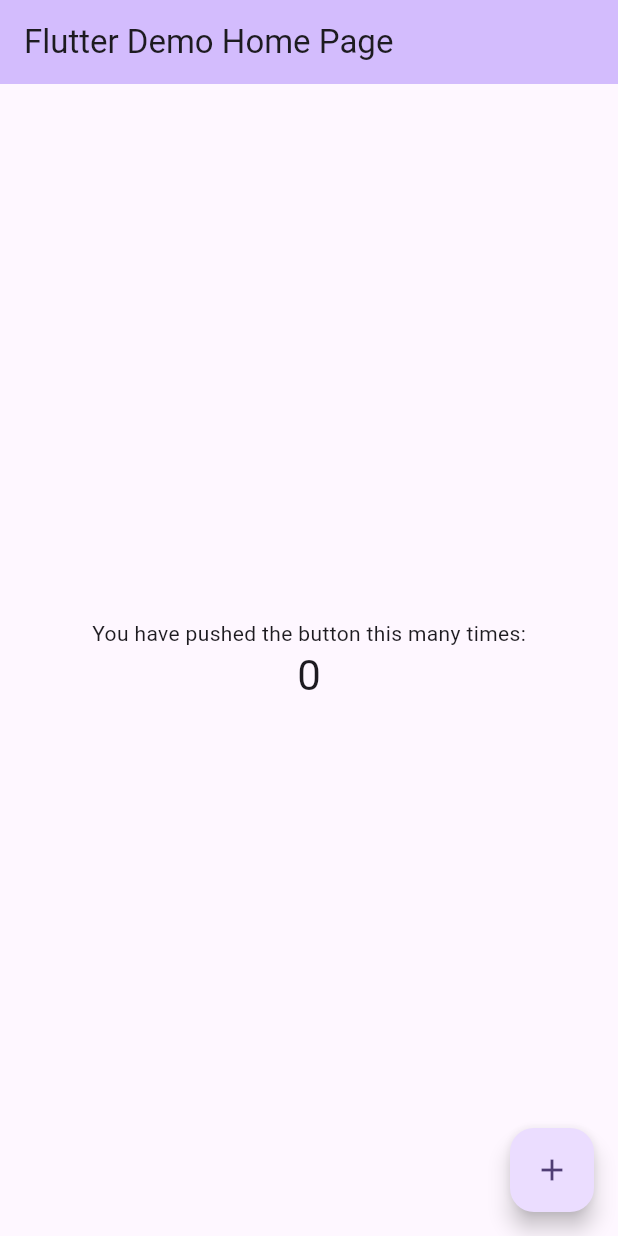
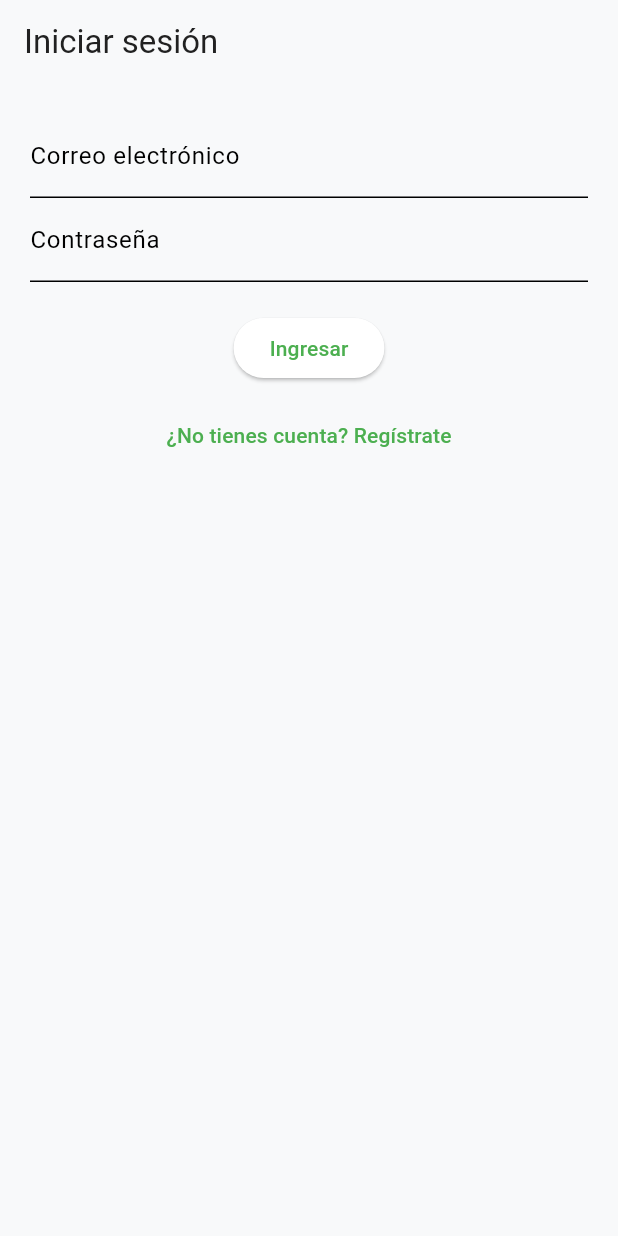
Before and after one commit to Valery-Rosero/Flutter-login, a Flutter app: the screen it shows after launch, on a phone screen of 412 x 824 dp. Run offline on Flutter 3.47's test engine with Material 3 defaults, Android fonts, the phone set to English and light mode, and no system bars; our stand-ins replace fl_chart, get, hive, hive_flutter, supabase_flutter; accounts and stored records are empty.

Commit message:
subete, subete

```diff
--- /dev/null
+++ b/lib/core/constants/app_colors.dart
@@ -0,0 +1,8 @@
+import 'package:flutter/material.dart';
+
+class AppColors {
+  static const Color background = Color(0xFFF8F9FA);
+  static const Color income = Color(0xFF4CAF50);
+  static const Color expense = Color(0xFFF44336);
+  static const Color text = Color(0xFF212121);
+}
--- /dev/null
+++ b/lib/core/theme/app_theme.dart
@@ -0,0 +1,18 @@
+import 'package:flutter/material.dart';
+import '../constants/app_colors.dart';
+
+class AppTheme {
+  static final lightTheme = ThemeData(
+    useMaterial3: true,
+    scaffoldBackgroundColor: AppColors.background,
+    colorScheme: ColorScheme.light(
+      primary: AppColors.income,
+      secondary: AppColors.expense,
+    ),
+    appBarTheme: const AppBarTheme(
+      elevation: 0,
+      backgroundColor: Colors.transparent,
+      foregroundColor: AppColors.text,
+    ),
+  );
+}
--- a/lib/main.dart
+++ b/lib/main.dart
@@ -1,122 +1,41 @@
 import 'package:flutter/material.dart';
+import 'package:get/get.dart';
+import 'package:supabase_flutter/supabase_flutter.dart';
 
-void main() {
-  runApp(const MyApp());
+import 'core/config/supabase_config.dart';
+import 'data/local_storage/hive_config.dart';
+import 'core/theme/app_theme.dart';
+import 'presentation/pages/login_page.dart';
+import 'presentation/pages/home_page.dart';
+import 'presentation/pages/register_page.dart';
+
+void main() async {
+  WidgetsFlutterBinding.ensureInitialized();
+  await SupabaseConfig.init();
+  await HiveConfig.init();
+
+  final session = Supabase.instance.client.auth.currentSession;
+
+  runApp(ExpenseApp(initialPage: session == null ? const LoginPage() : const HomePage()));
 }
 
-class MyApp extends StatelessWidget {
-  const MyApp({super.key});
+class ExpenseApp extends StatelessWidget {
+  final Widget initialPage;
 
-  // This widget is the root of your application.
+  const ExpenseApp({super.key, required this.initialPage});
+
   @override
   Widget build(BuildContext context) {
-    return MaterialApp(
-      title: 'Flutter Demo',
-      theme: ThemeData(
-        // This is the theme of your application.
-        //
-        // TRY THIS: Try running your application with "flutter run". You'll see
-        // the application has a purple toolbar. Then, without quitting the app,
-        // try changing the seedColor in the colorScheme below to Colors.green
-        // and then invoke "hot reload" (save your changes or press the "hot
-        // reload" button in a Flutter-supported IDE, or press "r" if you used
-        // the command line to start the app).
-        //
-        // Notice that the counter didn't reset back to zero; the application
-        // state is not lost during the reload. To reset the state, use hot
-        // restart instead.
-        //
-        // This works for code too, not just values: Most code changes can be
-        // tested with just a hot reload.
-        colorScheme: ColorScheme.fromSeed(seedColor: Colors.deepPurple),
-      ),
-      home: const MyHomePage(title: 'Flutter Demo Home Page'),
+    return GetMaterialApp(
+      title: 'Expense Tracker',
+      theme: AppTheme.lightTheme,
+      debugShowCheckedModeBanner: false,
+      home: initialPage,
+      getPages: [
+        GetPage(name: '/login', page: () => const LoginPage()),
+        GetPage(name: '/register', page: () => const RegisterPage()),
+        GetPage(name: '/home', page: () => const HomePage()),
+      ],
     );
   }
 }
-
-class MyHomePage extends StatefulWidget {
-  const MyHomePage({super.key, required this.title});
-
-  // This widget is the home page of your application. It is stateful, meaning
-  // that it has a State object (defined below) that contains fields that affect
-  // how it looks.
-
-  // This class is the configuration for the state. It holds the values (in this
-  // case the title) provided by the parent (in this case the App widget) and
-  // used by the build method of the State. Fields in a Widget subclass are
-  // always marked "final".
-
-  final String title;
-
-  @override
-  State<MyHomePage> createState() => _MyHomePageState();
-}
-
-class _MyHomePageState extends State<MyHomePage> {
-  int _counter = 0;
-
-  void _incrementCounter() {
-    setState(() {
-      // This call to setState tells the Flutter framework that something has
-      // changed in this State, which causes it to rerun the build method below
-      // so that the display can reflect the updated values. If we changed
-      // _counter without calling setState(), then the build method would not be
-      // called again, and so nothing would appear to happen.
-      _counter++;
-    });
-  }
-
-  @override
-  Widget build(BuildContext context) {
-    // This method is rerun every time setState is called, for instance as done
-    // by the _incrementCounter method above.
-    //
-    // The Flutter framework has been optimized to make rerunning build methods
-    // fast, so that you can just rebuild anything that needs updating rather
-    // than having to individually change instances of widgets.
-    return Scaffold(
-      appBar: AppBar(
-        // TRY THIS: Try changing the color here to a specific color (to
-        // Colors.amber, perhaps?) and trigger a hot reload to see the AppBar
-        // change color while the other colors stay the same.
-        backgroundColor: Theme.of(context).colorScheme.inversePrimary,
-        // Here we take the value from the MyHomePage object that was created by
-        // the App.build method, and use it to set our appbar title.
-        title: Text(widget.title),
-      ),
-      body: Center(
-        // Center is a layout widget. It takes a single child and positions it
-        // in the middle of the parent.
-        child: Column(
-          // Column is also a layout widget. It takes a list of children and
-          // arranges them vertically. By default, it sizes itself to fit its
-          // children horizontally, and tries to be as tall as its parent.
-          //
-          // Column has various properties to control how it sizes itself and
-          // how it positions its children. Here we use mainAxisAlignment to
-          // center the children vertically; the main axis here is the vertical
-          // axis because Columns are vertical (the cross axis would be
-          // horizontal).
-          //
-          // TRY THIS: Invoke "debug painting" (choose the "Toggle Debug Paint"
-          // action in the IDE, or press "p" in the console), to see the
-          // wireframe for each widget.
-          mainAxisAlignment: MainAxisAlignment.center,
-          children: <Widget>[
-            const Text('You have pushed the button this many times:'),
-            Text(
-              '$_counter',
-              style: Theme.of(context).textTheme.headlineMedium,
-            ),
-          ],
-        ),
-      ),
-      floatingActionButton: FloatingActionButton(
-        onPressed: _incrementCounter,
-        tooltip: 'Increment',
-        child: const Icon(Icons.add),
-      ), // This trailing comma makes auto-formatting nicer for build methods.
-    );
-  }
-}
--- /dev/null
+++ b/lib/presentation/pages/login_page.dart
@@ -0,0 +1,68 @@
+import 'package:flutter/material.dart';
+import 'package:get/get.dart';
+import 'package:supabase_flutter/supabase_flutter.dart';
+
+class LoginPage extends StatefulWidget {
+  const LoginPage({super.key});
+
+  @override
+  State<LoginPage> createState() => _LoginPageState();
+}
+
+class _LoginPageState extends State<LoginPage> {
+  final emailController = TextEditingController();
+  final passwordController = TextEditingController();
+  bool isLoading = false;
+
+  Future<void> _login() async {
+    setState(() => isLoading = true);
+
+    try {
+      await Supabase.instance.client.auth.signInWithPassword(
+        email: emailController.text.trim(),
+        password: passwordController.text.trim(),
+      );
+
+      Get.offAllNamed('/home');
+    } on AuthException catch (e) {
+      Get.snackbar('Error', e.message, backgroundColor: Colors.red.shade100);
+    } finally {
+      setState(() => isLoading = false);
+    }
+  }
+
+  @override
+  Widget build(BuildContext context) {
+    return Scaffold(
+      appBar: AppBar(title: const Text('Iniciar sesión')),
+      body: Padding(
+        padding: const EdgeInsets.all(20),
+        child: Column(
+          children: [
+            TextField(
+              controller: emailController,
+              decoration: const InputDecoration(labelText: 'Correo electrónico'),
+            ),
+            TextField(
+              controller: passwordController,
+              decoration: const InputDecoration(labelText: 'Contraseña'),
+              obscureText: true,
+            ),
+            const SizedBox(height: 20),
+            ElevatedButton(
+              onPressed: isLoading ? null : _login,
+              child: isLoading
+                  ? const CircularProgressIndicator(color: Colors.white)
+                  : const Text('Ingresar'),
+            ),
+            const SizedBox(height: 10),
+            TextButton(
+              onPressed: () => Get.offAllNamed('/register'),
+              child: const Text('¿No tienes cuenta? Regístrate'),
+            ),
+          ],
+        ),
+      ),
+    );
+  }
+}
```
Also changed, not shown: lib/core/config/supabase_config.dart (added, +12 -0 lines), lib/data/local_storage/hive_config.dart (added, +14 -0 lines), lib/data/models/transaction_model.dart (added, +29 -0 lines), lib/presentation/controllers/expense_controller.dart (added, +32 -0 lines), lib/presentation/pages/add_transaction_page.dart (added, +84 -0 lines), lib/presentation/pages/home_page.dart (added, +48 -0 lines), lib/presentation/pages/register_page.dart (added, +75 -0 lines), lib/presentation/widgets/balance_card.dart (added, +38 -0 lines), lib/presentation/widgets/expense_chart.dart (added, +88 -0 lines), lib/presentation/widgets/transaction_title.dart (added, +32 -0 lines), pubspec.yaml (+10 -4 lines), lib/data/models/transaction_model.g.dart (added), pubspec.lock, 6 other files.
